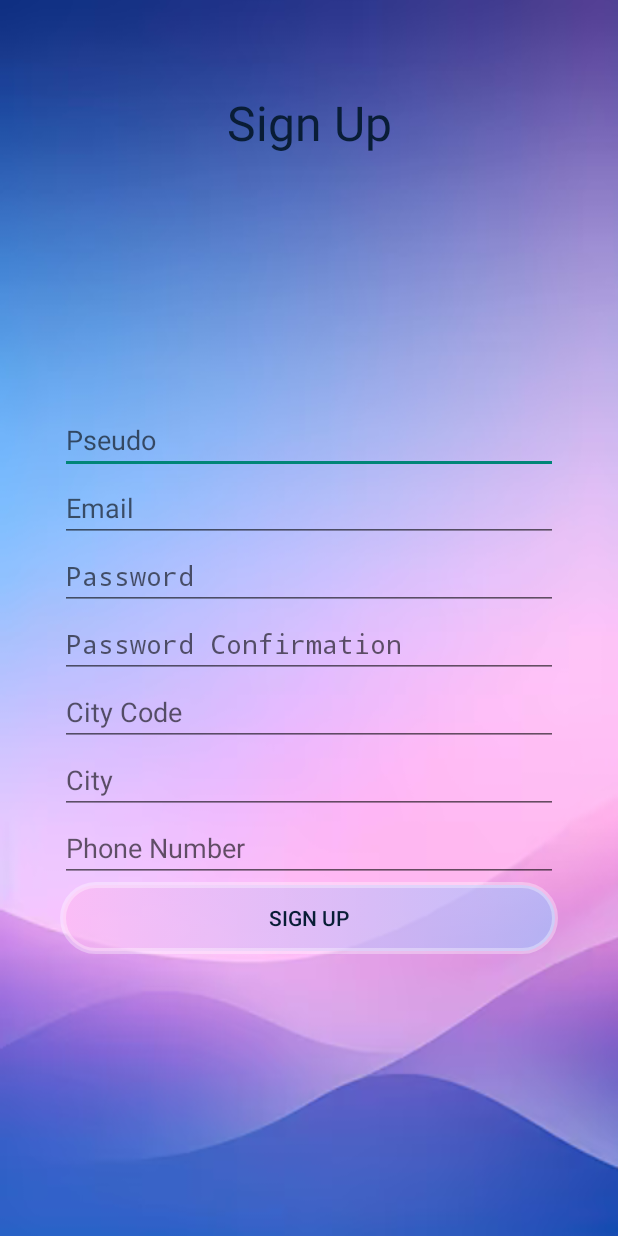
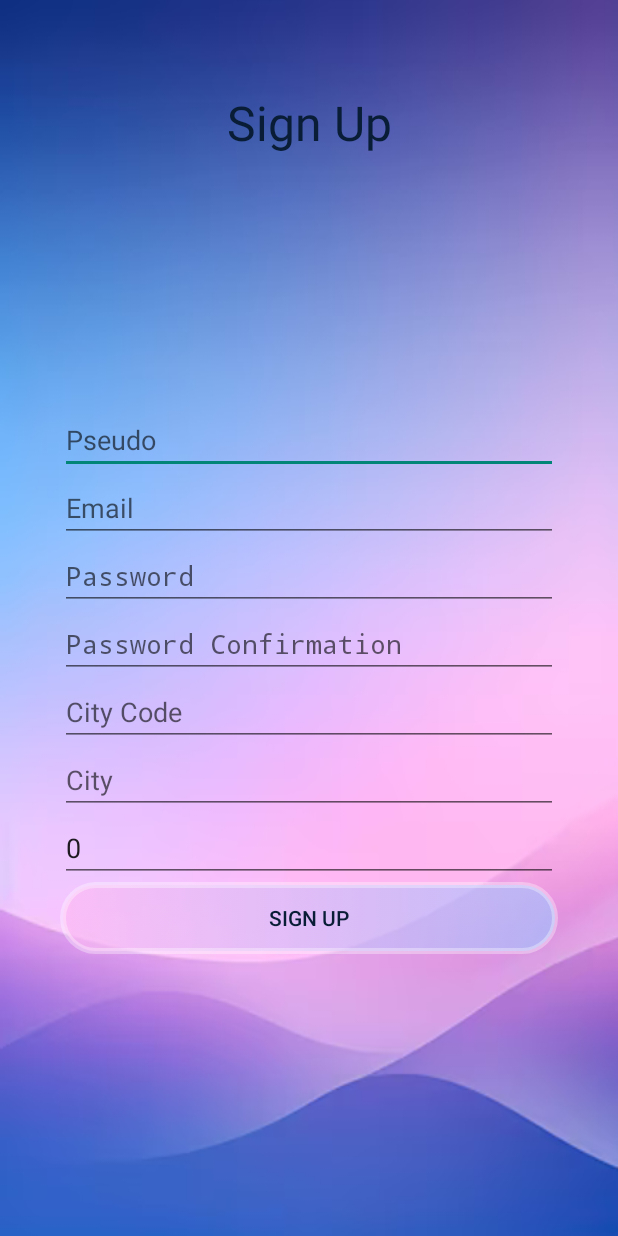
Before and after one commit to Chocolaterie/Android_RCDA_012F, an Android app built with Jetpack Compose: the SignUpActivity screen opened directly, with no data from a screen before it, on a phone screen of 412 x 824 dp. Run offline under Robolectric (Android 15) with nearby library versions, the phone set to English and light mode, and no system bars; our stand-ins replace data binding.

Commit message:
Tp correction 3

```diff
--- a/app/src/main/java/com/example/android_tp/auth/Person.kt
+++ b/app/src/main/java/com/example/android_tp/auth/Person.kt
@@ -1,4 +1,6 @@
 package com.example.android_tp.auth
 
-class Person(var email : String = "", var password : String = "", var pseudo : String = "", var cityCode : String = "" , var city : String = "") {
+class Person(var email : String = "", var password : String = "",
+             var pseudo : String = "", var cityCode : String = "" ,
+             var city : String = "", var phone: Int=0) {
 }
--- a/app/src/main/java/com/example/android_tp/auth/SignUpViewModel.kt
+++ b/app/src/main/java/com/example/android_tp/auth/SignUpViewModel.kt
@@ -6,4 +6,5 @@ import androidx.lifecycle.ViewModel
 class SignUpViewModel : ViewModel() {
 
     var person = MutableLiveData<Person>(Person());
+    var passwordConfirmation = "";
 }
--- a/app/src/main/res/layout/activity_register.xml
+++ b/app/src/main/res/layout/activity_register.xml
@@ -68,7 +68,9 @@
                     android:layout_width="match_parent"
                     android:layout_height="wrap_content"
                     android:hint="Password Confirmation"
-                    android:inputType="textPassword" />
+                    android:inputType="textPassword"
+                    android:text="@={signUpViewModel.passwordConfirmation}"
+                    />
 
                 <EditText
                     android:id="@+id/edtCityCode"
@@ -93,7 +95,9 @@
                     android:layout_width="match_parent"
                     android:layout_height="wrap_content"
                     android:hint="Phone Number"
-                    android:inputType="phone" />
+                    android:inputType="phone"
+                    android:text="0"
+                    />
 
                 <Button
                     android:id="@+id/btnSignUp"
```
Also changed, not shown: app/src/main/java/com/example/android_tp/ResetPasswordActivity.kt (+13 -7 lines), app/src/main/java/com/example/android_tp/auth/ResetPasswordViewModel.kt (added, +9 -0 lines), app/src/main/res/layout/activity_reset_password.xml (+18 -9 lines).
